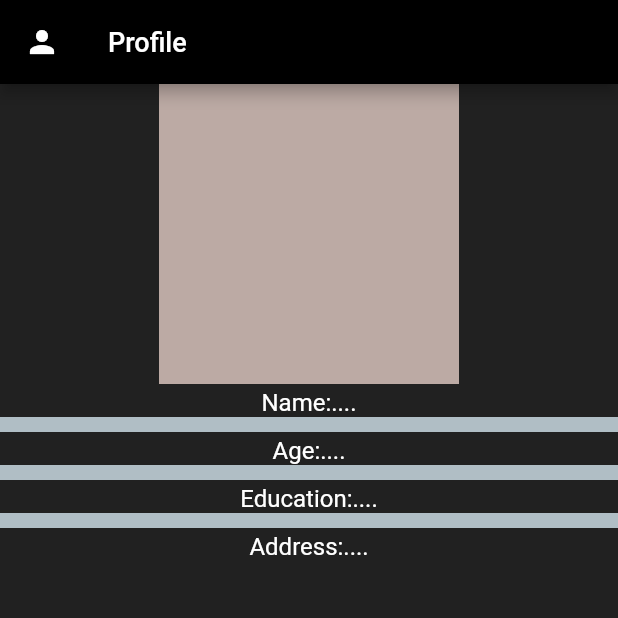
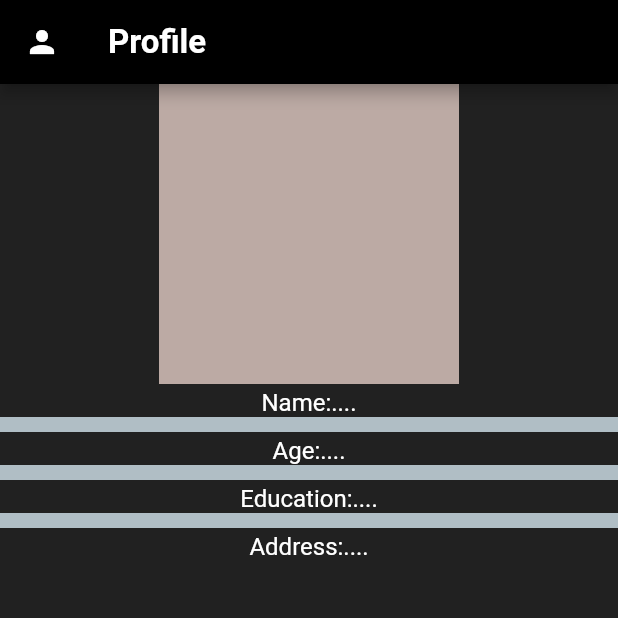
Before and after one commit to bassememad875/dcs_task2, a Flutter app: the screen it shows after launch, on a phone screen of 412 x 824 dp, the top half of it. Run offline on Flutter 3.47's test engine with Material 2 defaults, Android fonts, the phone set to English and light mode, and no system bars.

Commit message:
Update main.dart

```diff
--- a/lib/main.dart
+++ b/lib/main.dart
@@ -58,7 +58,8 @@ class _MyHomePageState extends State<MyHomePage> {
         leading: Icon(Icons.person),
         title: Text(
           'Profile',
-          style: TextStyle(color: Colors.white, fontSize: 18),
+          style: TextStyle(
+              color: Colors.white, fontSize: 22, fontWeight: FontWeight.bold),
         ),
       ),
       backgroundColor: Colors.grey[900],
```
